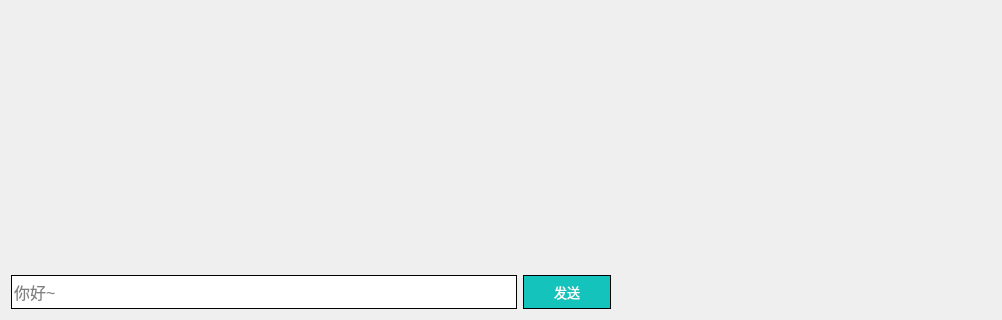
Before: the Qt Designer form SleepRoom/overlay.ui in jkjkil4/CloudSleep_JVer, drawn with Qt 5; both pictures show x 0 to 1002 and y 297 to 617 of the 1002 by 617 pixel window.
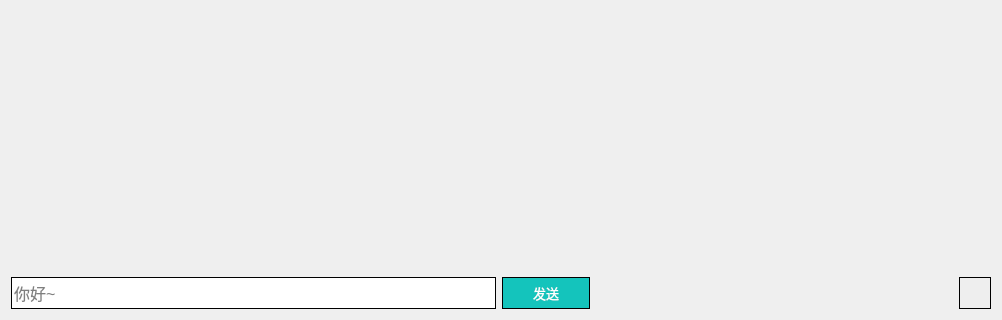
After: the same form once the commit is applied. Icons and pictures are not drawn.

```diff
--- a/SleepRoom/overlay.ui
+++ b/SleepRoom/overlay.ui
@@ -13,32 +13,34 @@
   <property name="windowTitle">
    <string>Form</string>
   </property>
-  <layout class="QVBoxLayout" name="verticalLayout_2" stretch="1,0">
+  <layout class="QVBoxLayout" name="verticalLayout_2" stretch="0,0">
    <item>
-    <layout class="QHBoxLayout" name="horLayoutTop">
-     <item>
-      <spacer name="horSpacerTop">
-       <property name="orientation">
-        <enum>Qt::Horizontal</enum>
-       </property>
-       <property name="sizeHint" stdset="0">
-        <size>
-         <width>40</width>
-         <height>20</height>
-        </size>
-       </property>
-      </spacer>
-     </item>
-    </layout>
+    <spacer name="verSpacer">
+     <property name="orientation">
+      <enum>Qt::Vertical</enum>
+     </property>
+     <property name="sizeHint" stdset="0">
+      <size>
+       <width>20</width>
+       <height>40</height>
+      </size>
+     </property>
+    </spacer>
    </item>
    <item>
-    <layout class="QHBoxLayout" name="horLayoutChat" stretch="4,0,3">
+    <layout class="QHBoxLayout" name="horLayoutChat" stretch="4,0,3,0">
      <item>
       <widget class="QLineEdit" name="editChat">
        <property name="minimumSize">
         <size>
          <width>0</width>
-         <height>34</height>
+         <height>32</height>
+        </size>
+       </property>
+       <property name="maximumSize">
+        <size>
+         <width>16777215</width>
+         <height>32</height>
         </size>
        </property>
        <property name="font">
@@ -65,7 +67,13 @@
        <property name="minimumSize">
         <size>
          <width>0</width>
-         <height>34</height>
+         <height>32</height>
+        </size>
+       </property>
+       <property name="maximumSize">
+        <size>
+         <width>16777215</width>
+         <height>32</height>
         </size>
        </property>
        <property name="font">
@@ -112,6 +120,50 @@
        </property>
       </spacer>
      </item>
+     <item>
+      <widget class="QPushButton" name="btnAssist">
+       <property name="minimumSize">
+        <size>
+         <width>32</width>
+         <height>32</height>
+        </size>
+       </property>
+       <property name="maximumSize">
+        <size>
+         <width>32</width>
+         <height>32</height>
+        </size>
+       </property>
+       <property name="styleSheet">
+        <string notr="true">QPushButton{
+	color: #FFFFFF;
+	background-color: #eeeeee;
+	border: 1px solid black;
+	padding: 2px 30px;
+}
+
+:hover{
+	background-color: #ffffff;
+}
+:pressed{
+	background-color: #dddddd;
+}</string>
+       </property>
+       <property name="text">
+        <string/>
+       </property>
+       <property name="icon">
+        <iconset resource="../src.qrc">
+         <normaloff>:/icon/src/Assist.png</normaloff>:/icon/src/Assist.png</iconset>
+       </property>
+       <property name="iconSize">
+        <size>
+         <width>28</width>
+         <height>29</height>
+        </size>
+       </property>
+      </widget>
+     </item>
     </layout>
    </item>
   </layout>
```
Left out of the diff: 4 changed lines with no effect on the pictures.
